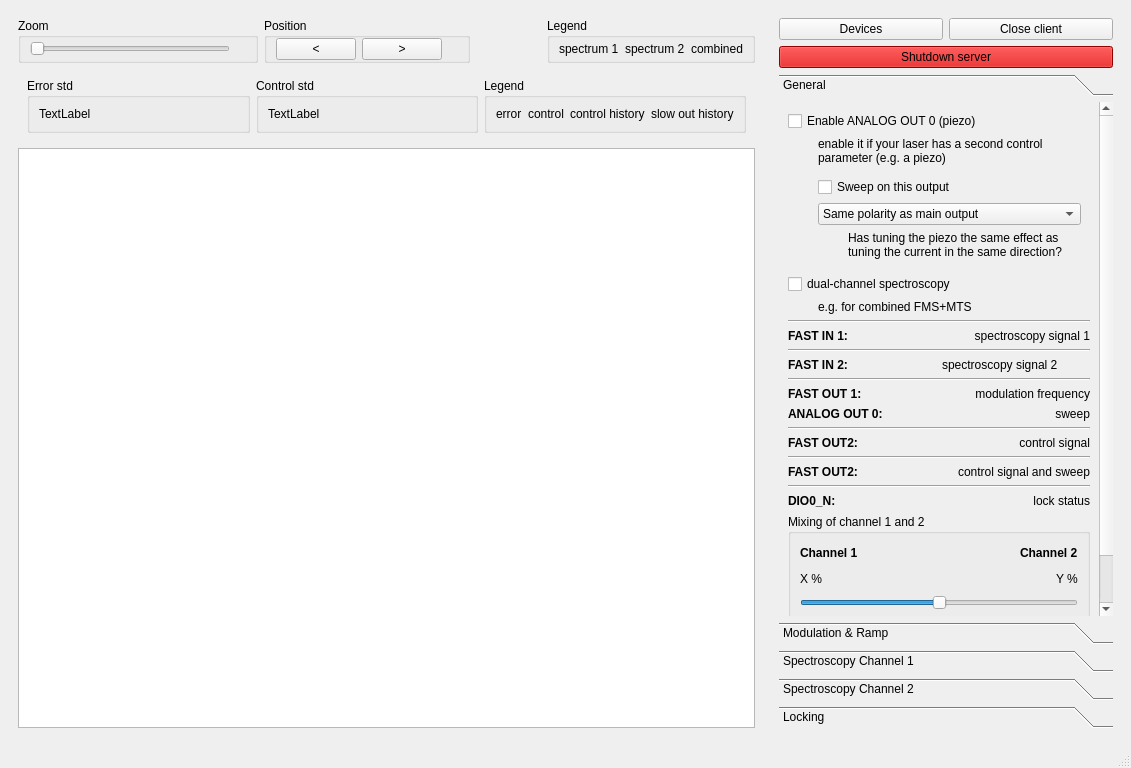
Old version of the form linien/client/ui/main_window.ui in the repository linien-org/linien.
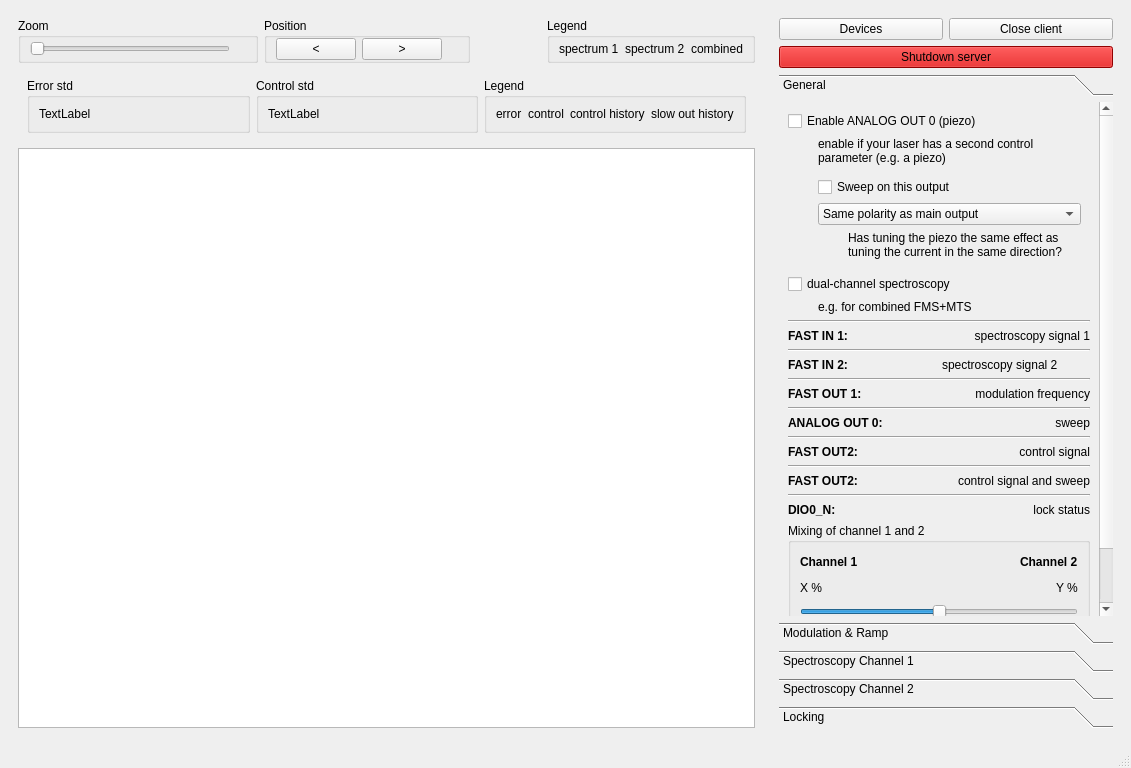
New version of the form. The open tabs and pages were chosen to show the change. Custom widgets are drawn as their Qt base class.

The edit to the form file:
```diff
--- a/linien/client/ui/main_window.ui
+++ b/linien/client/ui/main_window.ui
@@ -802,9 +802,9 @@
           <property name="geometry">
            <rect>
             <x>0</x>
-            <y>-221</y>
+            <y>-153</y>
             <width>345</width>
-            <height>694</height>
+            <height>703</height>
            </rect>
           </property>
           <attribute name="label">
@@ -821,7 +821,7 @@
            <item>
             <widget class="QLabel" name="label_10">
              <property name="text">
-              <string>enable it if your laser has a second control parameter (e.g. a piezo)</string>
+              <string>enable if your laser has a second control parameter (e.g. a piezo)</string>
              </property>
              <property name="wordWrap">
               <bool>true</bool>
@@ -1034,12 +1034,16 @@
              </item>
             </layout>
            </item>
+           <item>
+            <widget class="Line" name="line_7">
+             <property name="orientation">
+              <enum>Qt::Horizontal</enum>
+             </property>
+            </widget>
+           </item>
            <item>
             <widget class="QWidget" name="explainSweepOnAnalog" native="true">
-             <layout class="QVBoxLayout" name="verticalLayout_16">
-              <property name="spacing">
-               <number>6</number>
-              </property>
+             <layout class="QVBoxLayout" name="verticalLayout_14">
               <property name="leftMargin">
                <number>0</number>
               </property>
@@ -1113,9 +1117,6 @@
                 </item>
                </layout>
               </item>
-             </layout>
-            </widget>
-           </item>
            <item>
             <widget class="Line" name="line_3">
              <property name="orientation">
@@ -1123,8 +1124,26 @@
              </property>
             </widget>
            </item>
+             </layout>
+            </widget>
+           </item>
            <item>
             <widget class="QWidget" name="explainNoSweepOnAnalog" native="true">
+             <layout class="QVBoxLayout" name="verticalLayout_16">
+              <property name="leftMargin">
+               <number>0</number>
+              </property>
+              <property name="topMargin">
+               <number>0</number>
+              </property>
+              <property name="rightMargin">
+               <number>0</number>
+              </property>
+              <property name="bottomMargin">
+               <number>0</number>
+              </property>
+              <item>
+               <widget class="QWidget" name="explainNoSweepOnAnalogInner" native="true">
              <layout class="QHBoxLayout" name="horizontalLayout_18">
               <property name="leftMargin">
                <number>0</number>
@@ -1173,6 +1192,9 @@
              <property name="orientation">
               <enum>Qt::Horizontal</enum>
              </property>
+               </widget>
+              </item>
+             </layout>
             </widget>
            </item>
            <item>
```
Left out of the diff: 20 changed lines with no effect on the pictures. Lines whose indentation alone changed are shown as unchanged.
